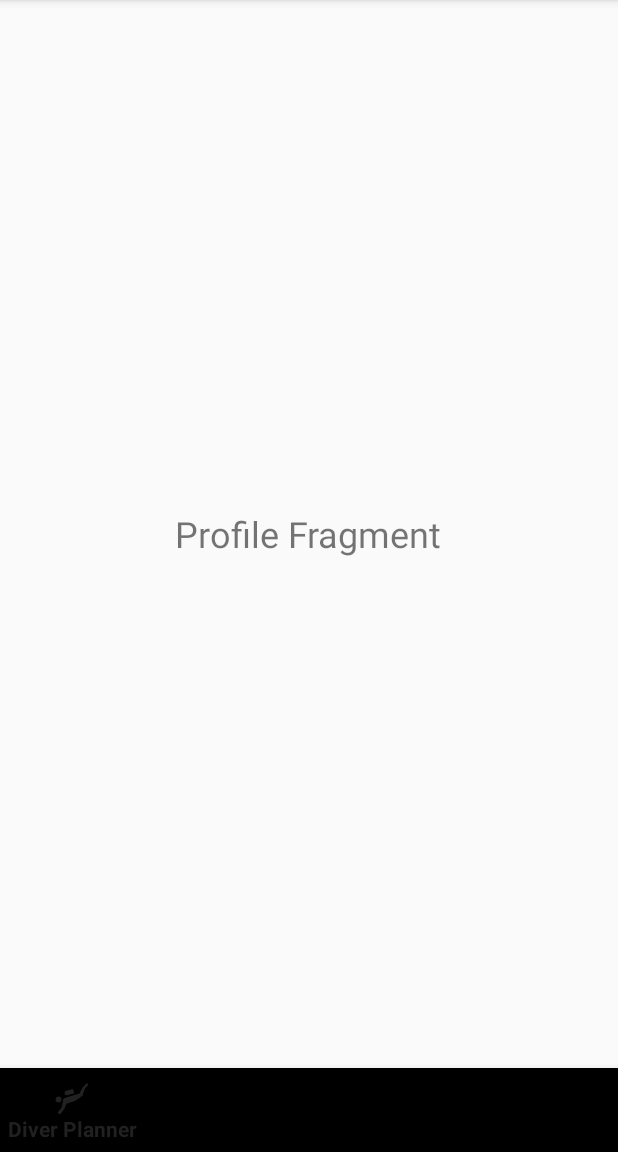
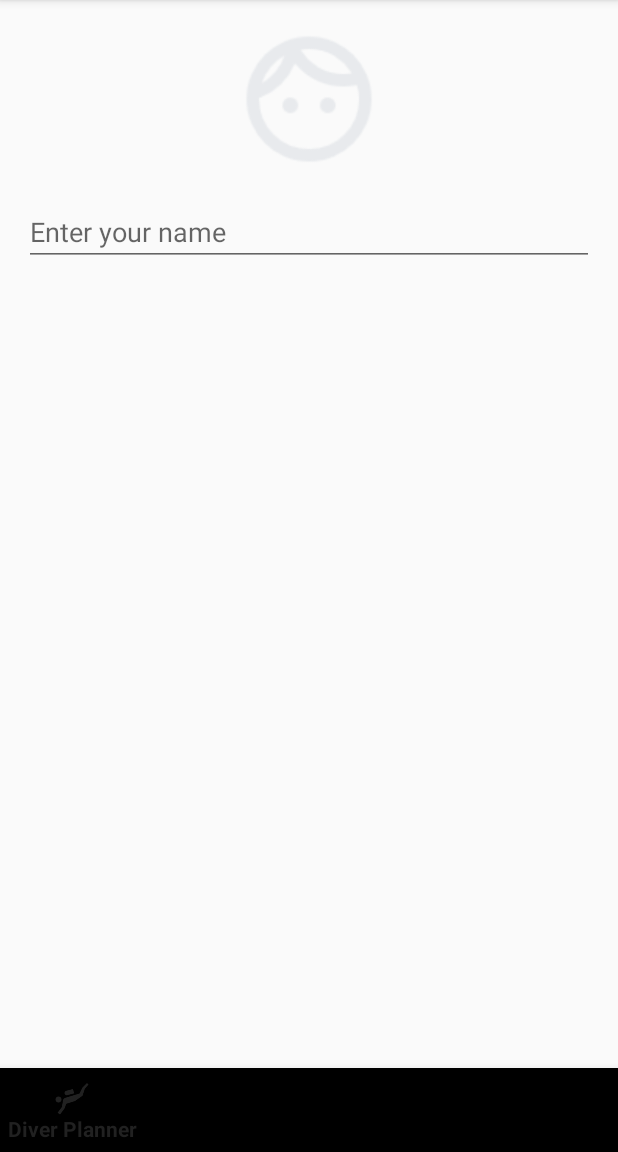
Before and after one commit to ChrisMaher3/Dive-Log, an Android app: the fragment ProfileFragment placed in its activity, on a phone screen of 412 x 824 dp, the part 84-1236 px from its top. Run offline under Robolectric (Android 15) with nearby library versions, the phone set to English and light mode, and no system bars; pictures from the network do not load.

Commit message:
Profile added

```diff
--- a/app/build.gradle
+++ b/app/build.gradle
@@ -40,4 +40,6 @@ dependencies {
     testImplementation 'junit:junit:4.13.2'
     androidTestImplementation 'androidx.test.ext:junit:1.1.5'
     androidTestImplementation 'androidx.test.espresso:espresso-core:3.5.1'
+    implementation 'com.github.bumptech.glide:glide:4.12.0'
+    annotationProcessor 'com.github.bumptech.glide:compiler:4.12.0'
 }
--- a/app/src/main/java/com/example/divelog/ProfileFragment.kt
+++ b/app/src/main/java/com/example/divelog/ProfileFragment.kt
@@ -1,16 +1,78 @@
 package com.example.divelog
 
+import android.app.Activity
+import android.content.Intent
+import android.net.Uri
 import android.os.Bundle
 import android.view.LayoutInflater
 import android.view.View
 import android.view.ViewGroup
+import android.widget.EditText
+import android.widget.ImageView
 import androidx.fragment.app.Fragment
+import com.bumptech.glide.Glide
 
 class ProfileFragment : Fragment() {
+
+    private lateinit var profileImageView: ImageView
+    private lateinit var nameEditText: EditText
+    private val PICK_IMAGE_REQUEST = 1
+    private var selectedImageUri: Uri? = null
+
     override fun onCreateView(
         inflater: LayoutInflater, container: ViewGroup?,
         savedInstanceState: Bundle?
     ): View? {
-        return inflater.inflate(R.layout.fragment_profile, container, false)
+        val view = inflater.inflate(R.layout.fragment_profile, container, false)
+
+        profileImageView = view.findViewById(R.id.profileImageView)
+        nameEditText = view.findViewById(R.id.nameEditText)
+
+        loadProfileImage()
+
+        profileImageView.setOnClickListener {
+            openImageChooser()
+        }
+
+        return view
+    }
+
+    private fun loadProfileImage() {
+        val imageUrl = "https://example.com/path/to/profile/image.jpg" // Default or previously uploaded image URL
+
+        Glide.with(this)
+            .load(imageUrl)
+            .circleCrop() // Crop the image into a circle
+            .placeholder(R.drawable.face) // Optional: Placeholder while loading
+            .error(R.drawable.face) // Optional: Error image if loading fails
+            .into(profileImageView)
+    }
+
+    private fun openImageChooser() {
+        val intent = Intent()
+        intent.type = "image/*"
+        intent.action = Intent.ACTION_GET_CONTENT
+        startActivityForResult(Intent.createChooser(intent, "Select Picture"), PICK_IMAGE_REQUEST)
+    }
+
+    override fun onActivityResult(requestCode: Int, resultCode: Int, data: Intent?) {
+        super.onActivityResult(requestCode, resultCode, data)
+        if (requestCode == PICK_IMAGE_REQUEST && resultCode == Activity.RESULT_OK && data != null) {
+            selectedImageUri = data.data
+            loadProfileImageFromUri(selectedImageUri) // Load the image using Glide
+        }
+    }
+
+    private fun loadProfileImageFromUri(imageUri: Uri?) {
+        Glide.with(this)
+            .load(imageUri)
+            .circleCrop() // Ensure it's cropped into a circle
+            .placeholder(R.drawable.face) // Optional: Placeholder while loading
+            .error(R.drawable.face) // Optional: Error image if loading fails
+            .into(profileImageView)
+    }
+
+    private fun uploadImageToServer(imageUri: Uri?) {
+        // Implement the logic to upload the image to your server or storage
     }
 }
--- /dev/null
+++ b/app/src/main/res/drawable/circle_background.xml
@@ -0,0 +1,5 @@
+<!-- res/drawable/circular_background.xml -->
+<shape xmlns:android="http://schemas.android.com/apk/res/android">
+    <solid android:color="@android:color/transparent"/> <!-- Background color -->
+    <corners android:radius="50dp"/> <!-- Make it circular -->
+</shape>
--- a/app/src/main/res/layout/fragment_profile.xml
+++ b/app/src/main/res/layout/fragment_profile.xml
@@ -1,14 +1,25 @@
-<?xml version="1.0" encoding="utf-8"?>
-<LinearLayout
-    xmlns:android="http://schemas.android.com/apk/res/android"
+<!-- res/layout/fragment_profile.xml -->
+<RelativeLayout xmlns:android="http://schemas.android.com/apk/res/android"
     android:layout_width="match_parent"
     android:layout_height="match_parent"
-    android:orientation="vertical"
-    android:gravity="center">
+    android:padding="16dp">
 
-    <TextView
-        android:layout_width="wrap_content"
+    <ImageView
+        android:id="@+id/profileImageView"
+        android:layout_width="100dp"
+        android:layout_height="100dp"
+        android:layout_centerHorizontal="true"
+        android:background="@drawable/circle_background"
+    android:scaleType="centerCrop"
+    android:clickable="true"
+    android:focusable="true" />
+
+    <EditText
+        android:id="@+id/nameEditText"
+        android:layout_width="match_parent"
         android:layout_height="wrap_content"
-        android:text="Profile Fragment"
-        android:textSize="24sp"/>
-</LinearLayout>
+        android:layout_below="@id/profileImageView"
+        android:layout_marginTop="16dp"
+        android:hint="Enter your name" />
+
+</RelativeLayout>
--- a/app/src/main/res/values/strings.xml
+++ b/app/src/main/res/values/strings.xml
@@ -1,5 +1,6 @@
+<!-- res/values/strings.xml -->
 <resources>
     <string name="app_name">Dive Log</string>
-    <!-- TODO: Remove or change this placeholder text -->
-    <string name="hello_blank_fragment">Hello blank fragment</string>
+    <string name="profile_picture">Profile Picture</string> <!-- Add this line -->
+    <!-- Add other string resources here -->
 </resources>
```
Also changed, not shown: app/src/main/res/drawable/face.png (added).
